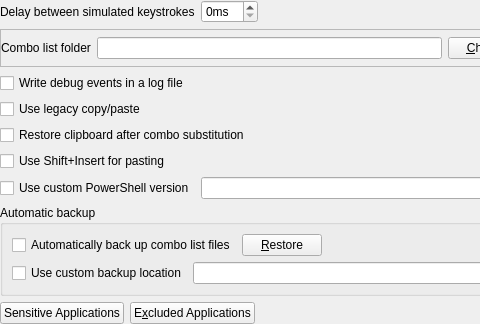
johndoe6345789/BeeftextLinuxMac, file Beeftext/Preferences/Panes/PrefPaneAdvanced.ui: the form before one commit; both pictures show x 0 to 480 and y 0 to 324 of the 701 by 324 pixel window.
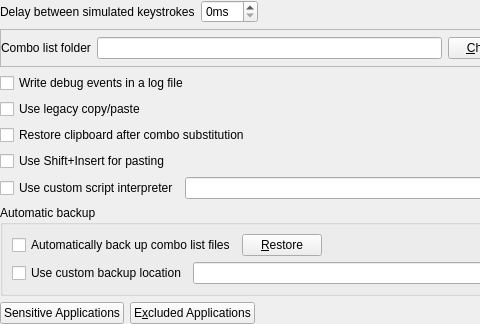
The form after the commit.

Commit message:
Add cross-platform script execution support
- Replace hardcoded PowerShell with platform-aware script interpreter
- Add new #{script:} variable that works on Windows (PowerShell), macOS/Linux (bash)
- Keep #{powershell:} for backward compatibility (marked as legacy)
- Update UI labels to be platform-agnostic ("script interpreter" instead of "PowerShell")
- Add platform-specific default sensitive applications for terminal emulators
- Support automatic interpreter detection based on platform

The edit to the form file:
```diff
--- a/Beeftext/Preferences/Panes/PrefPaneAdvanced.ui
+++ b/Beeftext/Preferences/Panes/PrefPaneAdvanced.ui
@@ -155,7 +155,7 @@
      <item>
       <widget class="QCheckBox" name="checkUseCustomPowershellVersion">
        <property name="text">
-        <string>Use custom PowerShell version</string>
+        <string>Use custom script interpreter</string>
        </property>
       </widget>
      </item>
```
The commit also changes 5 other files.
